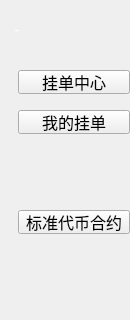
Old version of the form LNKWallet/functionBar/FunctionExchangeWidget.ui in the repository HcashOrg/hx-indicator; both pictures show x 0 to 130 and y 0 to 320 of the 130 by 480 pixel window.
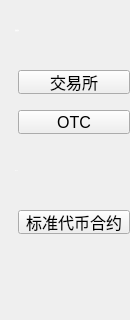
New version of the form.

Diff of the .ui file:
```diff
--- a/LNKWallet/functionBar/FunctionExchangeWidget.ui
+++ b/LNKWallet/functionBar/FunctionExchangeWidget.ui
@@ -47,7 +47,7 @@
    <property name="geometry">
     <rect>
      <x>18</x>
-     <y>70</y>
+     <y>110</y>
      <width>112</width>
      <height>24</height>
     </rect>
@@ -58,14 +58,14 @@
     </font>
    </property>
    <property name="text">
-    <string>挂单中心</string>
+    <string>OTC</string>
    </property>
   </widget>
   <widget class="QPushButton" name="myOrderBtn">
    <property name="geometry">
     <rect>
      <x>18</x>
-     <y>110</y>
+     <y>70</y>
      <width>112</width>
      <height>24</height>
     </rect>
@@ -76,7 +76,7 @@
     </font>
    </property>
    <property name="text">
-    <string>我的挂单</string>
+    <string>交易所</string>
    </property>
   </widget>
   <widget class="QPushButton" name="contractTokenBtn">
```
Left out of the diff: 2 changed lines with no effect on the pictures.
